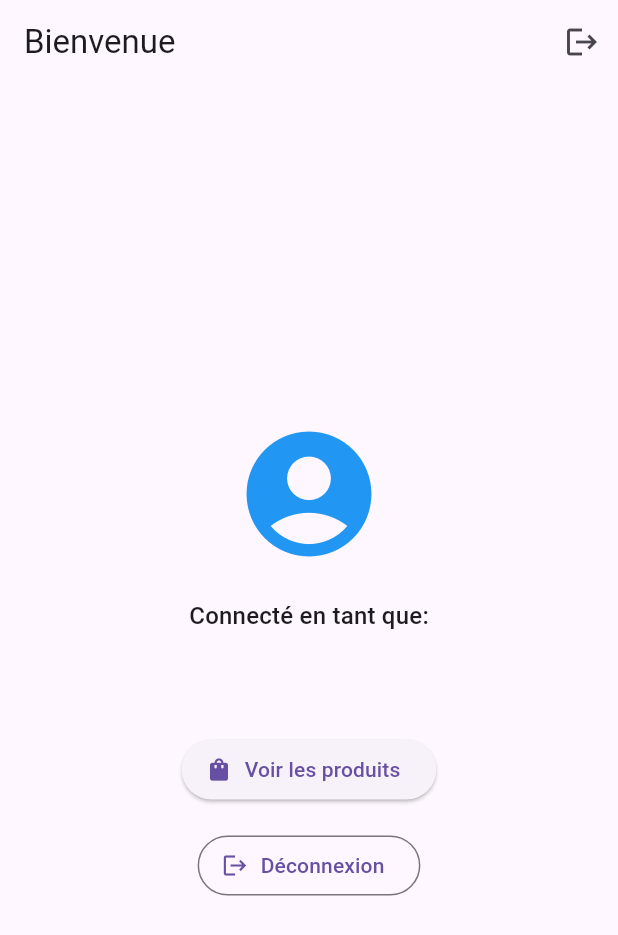
After one commit to iir-24-26/ateliers-produit-g6-mohssineKissane, a Flutter app: the screen it shows once a user with an empty profile is signed in, after a tap on "Déconnexion", on a phone screen of 412 x 824 dp. The commit adds this screen. Shown: the top 935 px of the screen. Run offline on Flutter 3.47's test engine with Material 3 defaults, Android fonts, the phone set to English and light mode, and no system bars; our stand-ins replace firebase_auth, firebase_core, flutter_slidable, image_picker; missing offline and left inert: firebase_ui_auth; accounts and stored records are empty; generated files the repository leaves out were written again.

Commit message:
atelier 4 done

```diff
--- /dev/null
+++ b/lib/login_ecran.dart
@@ -0,0 +1,125 @@
+import 'package:flutter/material.dart';
+import 'package:firebase_auth/firebase_auth.dart';
+import 'package:firebase_ui_auth/firebase_ui_auth.dart';
+import 'produits_list.dart';
+
+class LoginEcran extends StatelessWidget {
+  const LoginEcran({super.key});
+
+  @override
+  Widget build(BuildContext context) {
+    return StreamBuilder<User?>(
+      stream: FirebaseAuth.instance.authStateChanges(),
+      builder: (context, snapshot) {
+        // If user is authenticated
+        if (snapshot.hasData && snapshot.data != null) {
+          return Scaffold(
+            appBar: AppBar(
+              title: const Text('Bienvenue'),
+              actions: [
+                IconButton(
+                  icon: const Icon(Icons.logout),
+                  onPressed: () async {
+                    await FirebaseAuth.instance.signOut();
+                  },
+                  tooltip: 'Déconnexion',
+                ),
+              ],
+            ),
+            body: Center(
+              child: Column(
+                mainAxisAlignment: MainAxisAlignment.center,
+                children: [
+                  const Icon(
+                    Icons.account_circle,
+                    size: 100,
+                    color: Colors.blue,
+                  ),
+                  const SizedBox(height: 20),
+                  Text(
+                    'Connecté en tant que:',
+                    style: Theme.of(context).textTheme.titleMedium,
+                  ),
+                  const SizedBox(height: 8),
+                  Text(
+                    snapshot.data!.email ?? 'Email non disponible',
+                    style: Theme.of(context).textTheme.titleLarge?.copyWith(
+                      fontWeight: FontWeight.bold,
+                    ),
+                  ),
+                  const SizedBox(height: 30),
+                  ElevatedButton.icon(
+                    onPressed: () {
+                      Navigator.push(
+                        context,
+                        MaterialPageRoute(
+                          builder: (context) => const ProduitsList(),
+                        ),
+                      );
+                    },
+                    icon: const Icon(Icons.shopping_bag),
+                    label: const Text('Voir les produits'),
+                  ),
+                  const SizedBox(height: 16),
+                  OutlinedButton.icon(
+                    onPressed: () async {
+                      await FirebaseAuth.instance.signOut();
+                    },
+                    icon: const Icon(Icons.logout),
+                    label: const Text('Déconnexion'),
+                  ),
+                ],
+              ),
+            ),
+          );
+        }
+
+        // If user is NOT authenticated - show sign in screen
+        return SignInScreen(
+          providers: [
+            EmailAuthProvider(),
+          ],
+          headerBuilder: (context, constraints, shrinkOffset) {
+            return Padding(
+              padding: const EdgeInsets.all(20),
+              child: AspectRatio(
+                aspectRatio: 1,
+                child: Icon(
+                  Icons.shopping_cart,
+                  size: 100,
+                  color: Theme.of(context).primaryColor,
+                ),
+              ),
+            );
+          },
+          subtitleBuilder: (context, action) {
+            return Padding(
+              padding: const EdgeInsets.symmetric(vertical: 8.0),
+              child: action == AuthAction.signIn
+                  ? const Text('Bienvenue! Veuillez vous connecter.')
+                  : const Text('Bienvenue! Veuillez créer un compte.'),
+            );
+          },
+          footerBuilder: (context, action) {
+            return const Padding(
+              padding: EdgeInsets.only(top: 16),
+              child: Text(
+                'En vous connectant, vous acceptez nos conditions d\'utilisation.',
+                style: TextStyle(color: Colors.grey),
+                textAlign: TextAlign.center,
+              ),
+            );
+          },
+          actions: [
+            AuthStateChangeAction<SignedIn>((context, state) {
+              // User is signed in, StreamBuilder will handle the UI update
+            }),
+            AuthStateChangeAction<UserCreated>((context, state) {
+              // User account created, StreamBuilder will handle the UI update
+            }),
+          ],
+        );
+      },
+    );
+  }
+}
--- a/lib/main.dart
+++ b/lib/main.dart
@@ -1,7 +1,16 @@
 import 'package:flutter/material.dart';
-import 'produits_list.dart';
+import 'package:firebase_core/firebase_core.dart';
+import 'package:firebase_ui_auth/firebase_ui_auth.dart';
+import 'firebase_options.dart';
+import 'login_ecran.dart';
 
-void main() {
+void main() async {
+  WidgetsFlutterBinding.ensureInitialized();
+  await Firebase.initializeApp(
+    options: DefaultFirebaseOptions.currentPlatform,
+  );
+
+
   runApp(const MainApp());
 }
 
@@ -15,7 +24,7 @@ class MainApp extends StatelessWidget {
         primarySwatch: Colors.blue,
         useMaterial3: true,
       ),
-      home: const ProduitsList(),
+      home: const LoginEcran(),
     );
   }
 }
--- a/pubspec.yaml
+++ b/pubspec.yaml
@@ -11,6 +11,9 @@ dependencies:
     sdk: flutter
   flutter_slidable: ^3.0.0
   image_picker: ^1.0.7
+  firebase_core: ^3.13.0
+  firebase_auth: ^5.5.3
+  firebase_ui_auth: ^2.0.0
 
 dev_dependencies:
   flutter_test:
```
Also changed, not shown: pubspec.lock, 5 other files.
